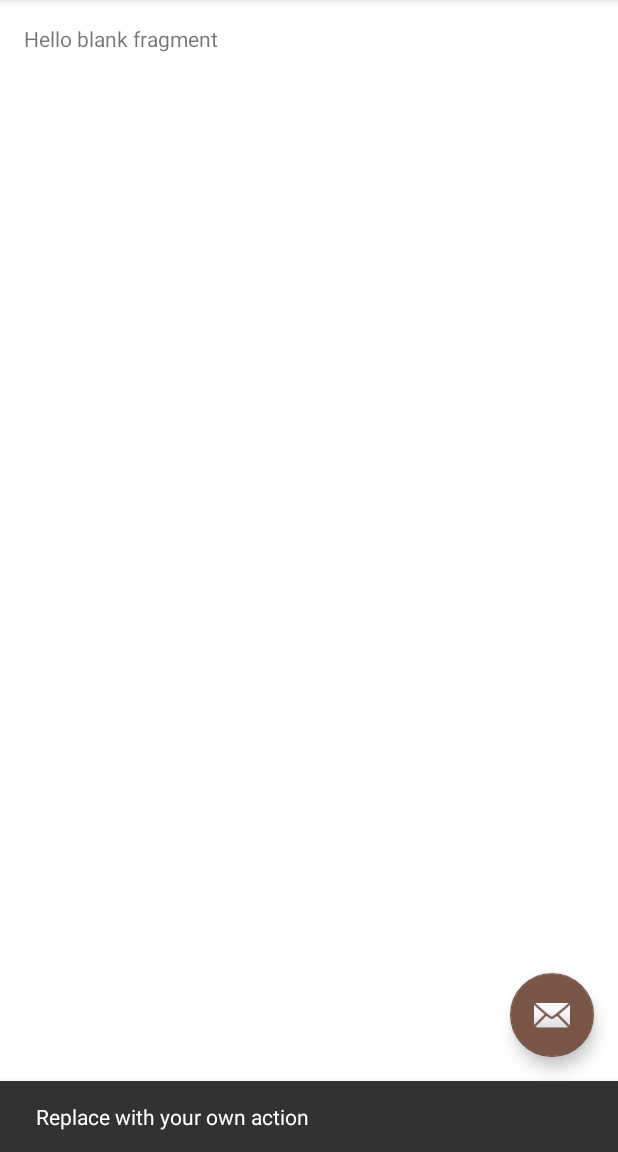
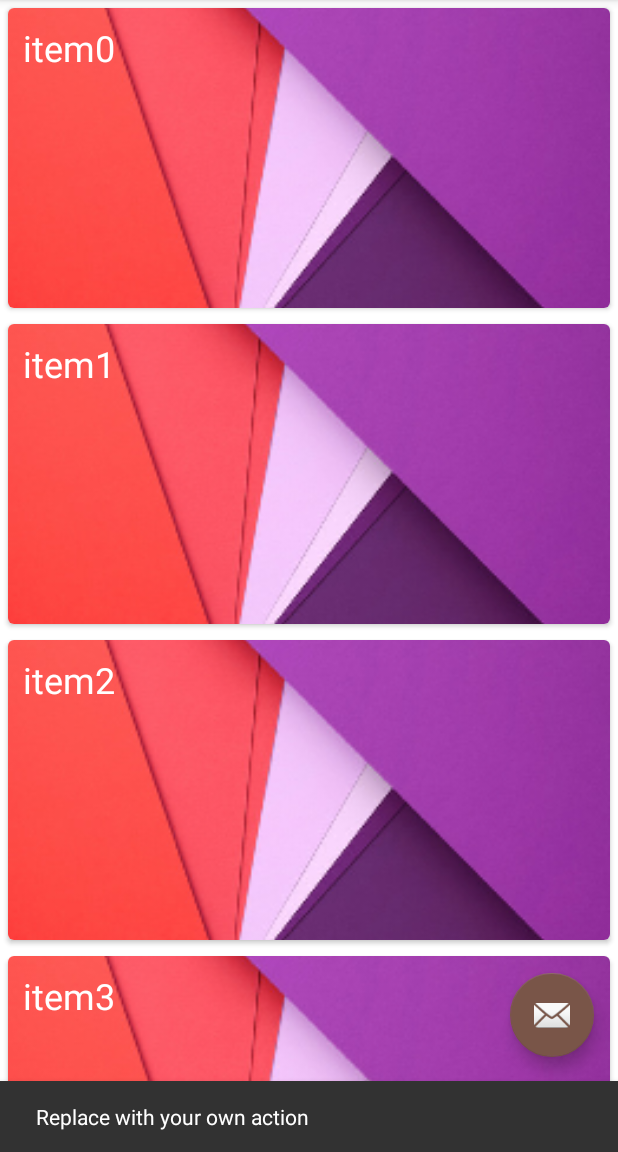
Before and after one commit to Caffeinista/scorpio, an Android app: the screen it shows after launch once a user with an empty profile is signed in (MainActivity), after a tap on an icon or button, on a phone screen of 412 x 824 dp, the part 84-1236 px from its top. Run offline under Robolectric (Android 15) with nearby library versions, the phone set to English and light mode, and no system bars; our stand-ins replace Firebase (no records; nobody signed in at launch, a user with empty details on screens opened directly); libraries missing offline, so code that uses them is left out: com.mikepenz.fontawesome_typeface_library, com.mikepenz.google_material_typeface_library, com.mikepenz.iconics, com.mikepenz.materialdrawer; pictures from the network do not load; 4 statements that could not run were skipped.

Commit message:
Addind home fragment, recycler view, and animation for sign in view

```diff
--- a/app/build.gradle
+++ b/app/build.gradle
@@ -24,6 +24,8 @@ dependencies {
     testCompile 'junit:junit:4.12'
     compile 'com.android.support:appcompat-v7:24.1.1'
     compile 'com.android.support:design:24.1.1'
+    compile 'com.android.support:recyclerview-v7:24.1.1'
+    compile 'com.android.support:cardview-v7:24.1.1'
 
     // Google
     compile 'com.google.android.gms:play-services-auth:9.2.1'
@@ -69,6 +71,8 @@ dependencies {
 
     compile 'com.mikepenz:google-material-typeface:2.2.0.3.original@aar'
     compile 'com.mikepenz:fontawesome-typeface:4.6.0.3@aar'
+    compile 'com.github.XunMengWinter:CircularAnim:0.3.1'
+    compile 'com.sdsmdg.tastytoast:tastytoast:0.0.3'
 
     // WelcomeScreen
     compile project(path: ":library")
--- /dev/null
+++ b/app/src/main/java/com/ithomaslin/caffeinista/CardAdapter.java
@@ -0,0 +1,59 @@
+package com.ithomaslin.caffeinista;
+
+import android.content.Context;
+import android.support.v7.widget.RecyclerView;
+import android.view.LayoutInflater;
+import android.view.View;
+import android.view.ViewGroup;
+import android.widget.TextView;
+import android.widget.Toast;
+
+/**
+ * Created by thomaslin on 8/9/16.
+ */
+public class CardAdapter extends RecyclerView.Adapter<CardAdapter.ViewHolder> {
+    private String[] mDataset;
+    private Context mContext;
+
+    public class ViewHolder extends RecyclerView.ViewHolder {
+        public TextView mTextView;
+
+        public ViewHolder(View v) {
+            super(v);
+            mTextView = (TextView) v.findViewById(R.id.info_text);
+            v.setOnClickListener(new View.OnClickListener() {
+                @Override
+                public void onClick(View view) {
+                    Toast.makeText(mContext, "onItemClick - ", Toast.LENGTH_LONG).show();
+                }
+            });
+        }
+    }
+
+    public CardAdapter(String[] dataset, Context context) {
+        mDataset = dataset;
+        mContext = context;
+    }
+
+    @Override
+    public ViewHolder onCreateViewHolder(ViewGroup parent, int viewType) {
+        View view = LayoutInflater.from(parent.getContext()).inflate(R.layout.card_item, parent, false);
+        ViewHolder viewHolder = new ViewHolder(view);
+        return viewHolder;
+    }
+
+    @Override
+    public void onBindViewHolder(ViewHolder holder, int position) {
+        holder.mTextView.setText(mDataset[position]);
+    }
+
+    @Override
+    public int getItemCount() {
+        return mDataset.length;
+    }
+
+    @Override
+    public void onAttachedToRecyclerView(RecyclerView recyclerView) {
+        super.onAttachedToRecyclerView(recyclerView);
+    }
+}
--- a/app/src/main/java/com/ithomaslin/caffeinista/HomeFragment.java
+++ b/app/src/main/java/com/ithomaslin/caffeinista/HomeFragment.java
@@ -1,12 +1,21 @@
 package com.ithomaslin.caffeinista;
 
+import android.graphics.Color;
+import android.os.AsyncTask;
+import android.support.annotation.Nullable;
 import android.support.v4.app.Fragment;
 import android.content.Context;
 import android.net.Uri;
 import android.os.Bundle;
+import android.support.v4.widget.SwipeRefreshLayout;
+import android.support.v7.widget.LinearLayoutManager;
+import android.support.v7.widget.RecyclerView;
+import android.util.Log;
 import android.view.LayoutInflater;
 import android.view.View;
 import android.view.ViewGroup;
+
+import java.util.List;
 
 
 /**
@@ -17,31 +26,22 @@ import android.view.ViewGroup;
  * Use the {@link HomeFragment#newInstance} factory method to
  * create an instance of this fragment.
  */
-public class HomeFragment extends Fragment {
-    // TODO: Rename parameter arguments, choose names that match
-    // the fragment initialization parameters, e.g. ARG_ITEM_NUMBER
+public class HomeFragment extends Fragment implements
+        SwipeRefreshLayout.OnRefreshListener {
+
+    private static final String TAG = HomeFragment.class.getSimpleName();
+
     private static final String ARG_PARAM1 = "param1";
     private static final String ARG_PARAM2 = "param2";
 
-    // TODO: Rename and change types of parameters
     private String mParam1;
     private String mParam2;
 
+    private RecyclerView mRecyclerView;
+    private SwipeRefreshLayout mSwipeRefreshLayout;
     private OnFragmentInteractionListener mListener;
+    private CardAdapter mCardAdapter;
 
-    public HomeFragment() {
-        // Required empty public constructor
-    }
-
-    /**
-     * Use this factory method to create a new instance of
-     * this fragment using the provided parameters.
-     *
-     * @param param1 Parameter 1.
-     * @param param2 Parameter 2.
-     * @return A new instance of fragment HomeFragment.
-     */
-    // TODO: Rename and change types and number of parameters
     public static HomeFragment newInstance(String param1, String param2) {
         HomeFragment fragment = new HomeFragment();
         Bundle args = new Bundle();
@@ -64,7 +64,44 @@ public class HomeFragment extends Fragment {
     public View onCreateView(LayoutInflater inflater, ViewGroup container,
                              Bundle savedInstanceState) {
         // Inflate the layout for this fragment
-        return inflater.inflate(R.layout.fragment_home, container, false);
+        View rootView = inflater.inflate(R.layout.fragment_home, container, false);
+        mSwipeRefreshLayout = (SwipeRefreshLayout) rootView.findViewById(R.id.swipe_refresh_layout);
+        mSwipeRefreshLayout.setColorSchemeColors(Color.RED, Color.BLUE, Color.GREEN, Color.YELLOW);
+
+//        mSwipeRefreshLayout.post(new Runnable() {
+//            @Override
+//            public void run() {
+//                mSwipeRefreshLayout.setRefreshing(true);
+//            }
+//        });
+        mRecyclerView = (RecyclerView) rootView.findViewById(R.id.recycler_view);
+        return rootView;
+    }
+
+    @Override
+    public void onViewCreated(View view, @Nullable Bundle savedInstanceState) {
+        super.onViewCreated(view, savedInstanceState);
+
+        LinearLayoutManager layoutManager = new LinearLayoutManager(getActivity());
+        layoutManager.setOrientation(LinearLayoutManager.VERTICAL);
+        mRecyclerView.setLayoutManager(layoutManager);
+
+        String[] dataset = new String[100];
+        for (int i=0; i<dataset.length; ++i) {
+            dataset[i] = "item" + i;
+        }
+
+        mCardAdapter = new CardAdapter(dataset, getActivity());
+        mRecyclerView.setAdapter(mCardAdapter);
+
+        mSwipeRefreshLayout.setOnRefreshListener(new SwipeRefreshLayout.OnRefreshListener() {
+            @Override
+            public void onRefresh() {
+                Log.i(TAG, "onRefresh called from SwipeRefreshLayout");
+                initiateRefreshTask();
+            }
+        });
+
     }
 
     // TODO: Rename method, update argument and hook method into UI event
@@ -77,18 +114,23 @@ public class HomeFragment extends Fragment {
     @Override
     public void onAttach(Context context) {
         super.onAttach(context);
-//        if (context instanceof OnFragmentInteractionListener) {
-//            mListener = (OnFragmentInteractionListener) context;
-//        } else {
-//            throw new RuntimeException(context.toString()
-//                    + " must implement OnFragmentInteractionListener");
-//        }
+        try {
+            mListener = (OnFragmentInteractionListener) context;
+        } catch (ClassCastException e) {
+            throw new ClassCastException(context.toString()
+                    + " must implement OnFragmentInteractionListener");
+        }
     }
 
     @Override
     public void onDetach() {
         super.onDetach();
         mListener = null;
+    }
+
+    @Override
+    public void onRefresh() {
+
     }
 
     /**
@@ -105,4 +147,31 @@ public class HomeFragment extends Fragment {
         // TODO: Update argument type and name
         void onFragmentInteraction(Uri uri);
     }
+
+    private void initiateRefreshTask() {
+        Log.i(TAG, "initiateRefreshTask");
+        new BackgroundTask().execute();
+    }
+
+    void onRefreshComplete() {
+        Log.i(TAG, "onRefreshComplete");
+
+
+        // Stop refresh animation
+        mSwipeRefreshLayout.setRefreshing(false);
+    }
+
+    private class BackgroundTask extends AsyncTask<Void, Void, List<String>> {
+        @Override
+        protected List<String> doInBackground(Void... voids) {
+            return null;
+        }
+
+        @Override
+        protected void onPostExecute(List<String> strings) {
+            super.onPostExecute(strings);
+            onRefreshComplete();
+        }
+    }
+
 }
--- a/app/src/main/res/layout/app_bar_main.xml
+++ b/app/src/main/res/layout/app_bar_main.xml
@@ -21,7 +21,6 @@
 
     </android.support.design.widget.AppBarLayout>
 
-    <!--<include layout="@layout/content_main" />-->
     <FrameLayout
         android:id="@+id/fragment_container"
         android:layout_width="match_parent"
--- /dev/null
+++ b/app/src/main/res/layout/card_item.xml
@@ -0,0 +1,39 @@
+<?xml version="1.0" encoding="utf-8"?>
+<RelativeLayout xmlns:android="http://schemas.android.com/apk/res/android"
+    xmlns:tools="http://schemas.android.com/tools"
+    xmlns:card_view="http://schemas.android.com/apk/res-auto"
+    android:layout_width="match_parent"
+    android:layout_height="wrap_content"
+    android:background="@color/white"
+    android:clipToPadding="false">
+
+    <android.support.v7.widget.CardView
+        xmlns:card_view="http://schemas.android.com/apk/res-auto"
+        android:id="@+id/card_view"
+        android:layout_gravity="center"
+        android:layout_width="match_parent"
+        android:layout_height="200dp"
+        android:layout_margin="5dp"
+        card_view:cardCornerRadius="4dp"
+        card_view:cardElevation="2dp">
+
+        <ImageView
+            android:id="@+id/card_image"
+            android:src="@drawable/header"
+            android:scaleType="centerCrop"
+            android:layout_width="match_parent"
+            android:layout_height="match_parent" />
+
+        <TextView
+            android:layout_marginTop="10dp"
+            android:layout_marginLeft="10dp"
+            android:textSize="24sp"
+            android:id="@+id/info_text"
+            android:textColor="@color/white"
+            android:layout_width="match_parent"
+            android:layout_height="match_parent"
+            android:elevation="2dp"/>
+
+    </android.support.v7.widget.CardView>
+
+</RelativeLayout>
--- a/app/src/main/res/layout/fragment_home.xml
+++ b/app/src/main/res/layout/fragment_home.xml
@@ -1,19 +1,16 @@
-<FrameLayout xmlns:android="http://schemas.android.com/apk/res/android"
+<android.support.v4.widget.SwipeRefreshLayout xmlns:android="http://schemas.android.com/apk/res/android"
     xmlns:app="http://schemas.android.com/apk/res-auto"
     xmlns:tools="http://schemas.android.com/tools"
+    android:id="@+id/swipe_refresh_layout"
     android:layout_width="match_parent"
     android:layout_height="match_parent"
-    android:paddingBottom="@dimen/activity_vertical_margin"
-    android:paddingLeft="@dimen/activity_horizontal_margin"
-    android:paddingRight="@dimen/activity_horizontal_margin"
-    android:paddingTop="@dimen/activity_vertical_margin"
     android:background="@color/icons"
     tools:context="com.ithomaslin.caffeinista.HomeFragment">
 
-    <!-- TODO: Update blank fragment layout -->
-    <TextView
+    <android.support.v7.widget.RecyclerView
+        android:id="@+id/recycler_view"
+        android:scrollbars="vertical"
         android:layout_width="match_parent"
-        android:layout_height="match_parent"
-        android:text="@string/hello_blank_fragment" />
+        android:layout_height="match_parent" />
 
-</FrameLayout>
+</android.support.v4.widget.SwipeRefreshLayout>
--- a/build.gradle
+++ b/build.gradle
@@ -17,6 +17,7 @@ allprojects {
     repositories {
         jcenter()
         mavenCentral()
+        maven { url "https://jitpack.io" }
     }
 }
 
```
Also changed, not shown: app/src/main/java/com/ithomaslin/caffeinista/MainActivity.java (+6 -37 lines), app/src/main/java/com/ithomaslin/caffeinista/NavHeaderAdapter.java (deleted, +0 -61 lines), app/src/main/java/com/ithomaslin/caffeinista/SignInActivity.java (+43 -24 lines), app/src/main/res/layout/activity_sign_in.xml (+34 -18 lines), app/src/main/res/layout/nav_header_main.xml (deleted, +0 -35 lines).
